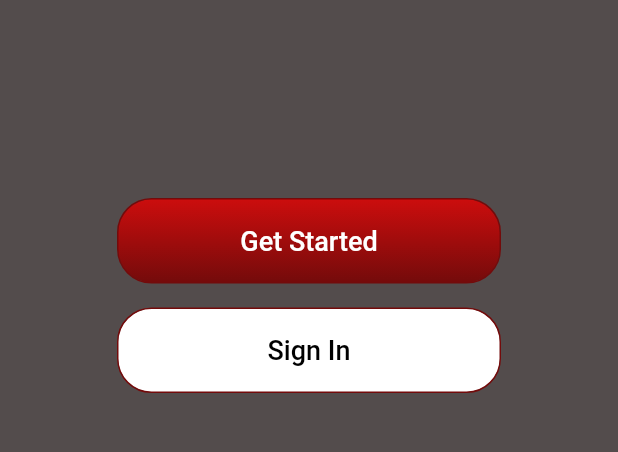
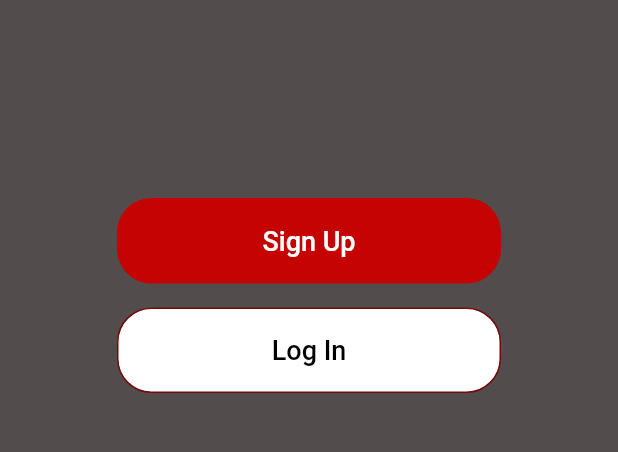
Before and after one commit to ekanemworks/camonta-frontend, a Flutter app: the screen it shows after launch, after a tap on "Skip", on a phone screen of 412 x 824 dp, the part 390-842 px from its top. Run offline on Flutter 3.47's test engine with Material 2 defaults, Android fonts, the phone set to English and light mode, and no system bars; our stand-ins replace carousel_slider, curved_navigation_bar; missing offline and left inert: shared_preferences_web.

Commit message:
front mobile update
update

```diff
--- a/lib/screen/public/getstarted.dart
+++ b/lib/screen/public/getstarted.dart
@@ -43,19 +43,19 @@ class _GetStartedState extends State<GetStarted> {
                   child: Container(
                     decoration: BoxDecoration(
                       gradient: LinearGradient(
-                        colors: [Color(0xffCD0D0D), Color(0xff730B0B)],
+                        colors: [Color(0xffC50303), Color(0xffC50303)],
                         begin: Alignment.topCenter,
                         end: Alignment.bottomCenter,
                       ),
                       borderRadius: BorderRadius.circular(23.0),
-                      border: Border.all(color: Color(0xff730B0B)),
+                      border: Border.all(color: Color(0xffC50303)),
                     ),
                     child: SizedBox(
                       width: double.maxFinite, // <-- Your width
                       height: 55,
                       child: ElevatedButton(
                         child: const Text(
-                          'Get Started',
+                          'Sign Up',
                           style: TextStyle(fontSize: 18, color: Colors.white),
                         ),
                         onPressed: () {
@@ -92,7 +92,7 @@ class _GetStartedState extends State<GetStarted> {
                       height: 55,
                       child: ElevatedButton(
                         child: const Text(
-                          'Sign In',
+                          'Log In',
                           style: TextStyle(fontSize: 18, color: Colors.black),
                         ),
                         onPressed: () {
--- a/lib/screen/public/startScreen.dart
+++ b/lib/screen/public/startScreen.dart
@@ -65,6 +65,19 @@ class _StartScreenState extends State<StartScreen> {
           height: double.maxFinite,
           width: double.maxFinite,
           color: Color(0xffC50303),
+          child: Center(
+            child: Container(
+              height: 120,
+              width: 120,
+              margin: EdgeInsets.only(bottom: 124),
+              decoration: BoxDecoration(
+                // in container if you want to show a background image you need box decoration
+                image: DecorationImage(
+                    image: AssetImage('assets/logo/mainlogo2.png'),
+                    fit: BoxFit.cover),
+              ),
+            ),
+          ),
         ),
       ),
     );
--- a/pubspec.yaml
+++ b/pubspec.yaml
@@ -35,6 +35,8 @@ dependencies:
   cupertino_icons: ^1.0.2
   curved_navigation_bar: ^1.0.3
   carousel_slider: ^4.0.0
+  http: ^0.13.4
+  shared_preferences: ^2.0.11
 
 dev_dependencies:
   flutter_test:
```
Also changed, not shown: lib/generated_plugin_registrant.dart (added, +16 -0 lines), lib/screen/protected/setup.dart (+53 -14 lines), lib/screen/protected/signup.dart (+41 -10 lines), lib/screen/public/onboarding.dart (+0 -33 lines), lib/services/http_service.dart (added, +45 -0 lines), 5 other files.
